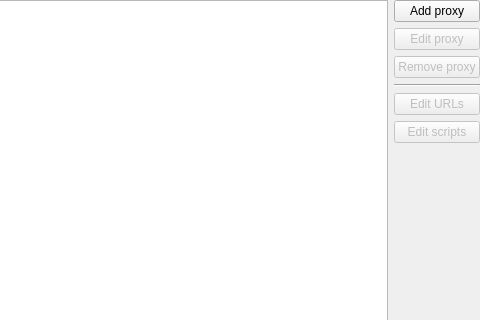
0xd34df00d/leechcraft, file src/plugins/xproxy/proxiesconfigwidget.ui: the form before one commit; both pictures show x 163 to 643 and y 0 to 320 of the 643 by 540 pixel window.
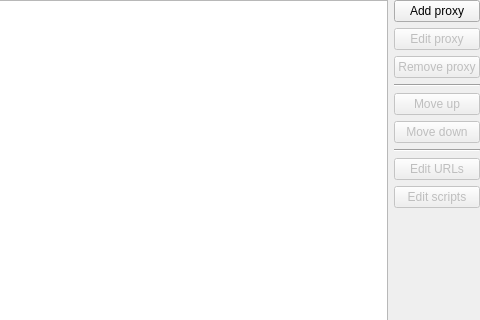
The form after the commit. Icons and pictures are not drawn.

Commit message: [XProxy] Added Move up/Move down buttons for #1911.

The edit to the form file:
```diff
--- a/src/plugins/xproxy/proxiesconfigwidget.ui
+++ b/src/plugins/xproxy/proxiesconfigwidget.ui
@@ -58,6 +58,39 @@
        </property>
       </widget>
      </item>
+     <item>
+      <widget class="Line" name="line_2">
+       <property name="orientation">
+        <enum>Qt::Horizontal</enum>
+       </property>
+      </widget>
+     </item>
+     <item>
+      <widget class="QPushButton" name="MoveUpButton_">
+       <property name="enabled">
+        <bool>false</bool>
+       </property>
+       <property name="text">
+        <string>Move up</string>
+       </property>
+       <property name="icon">
+        <iconset theme="go-up"/>
+       </property>
+      </widget>
+     </item>
+     <item>
+      <widget class="QPushButton" name="MoveDownButton_">
+       <property name="enabled">
+        <bool>false</bool>
+       </property>
+       <property name="text">
+        <string>Move down</string>
+       </property>
+       <property name="icon">
+        <iconset theme="go-down"/>
+       </property>
+      </widget>
+     </item>
      <item>
       <widget class="Line" name="line">
        <property name="orientation">
```
The commit also changes 1 other file.
